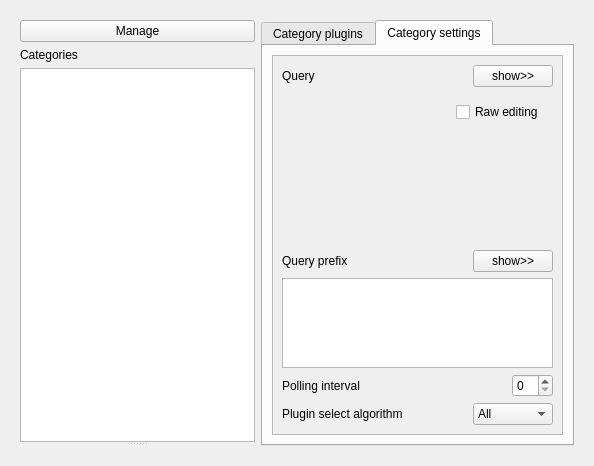
Above: runtime/service/kcm/categoriesPage.ui from KDE/nepomuk-web-extractor before the change. Below: the same form after it.
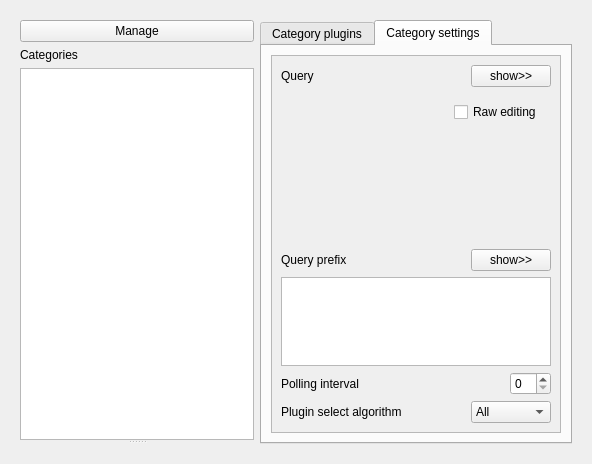
That is the form after the change. Custom widgets are drawn as their Qt base class.

The edit to the form file:
```diff
--- a/runtime/service/kcm/categoriesPage.ui
+++ b/runtime/service/kcm/categoriesPage.ui
@@ -6,8 +6,8 @@
    <rect>
     <x>0</x>
     <y>0</y>
-    <width>594</width>
-    <height>466</height>
+    <width>592</width>
+    <height>464</height>
    </rect>
   </property>
   <property name="windowTitle">
@@ -82,8 +82,8 @@
                <rect>
                 <x>0</x>
                 <y>0</y>
-                <width>402</width>
-                <height>383</height>
+                <width>300</width>
+                <height>397</height>
                </rect>
               </property>
               <layout class="QVBoxLayout" name="verticalLayout_7">
@@ -149,7 +149,7 @@
                       <widget class="QWidget" name="page">
                        <layout class="QVBoxLayout" name="verticalLayout_4">
                         <item>
-                         <widget class="Nepomuk::Query::QueryBuilderWidget" name="queryBuilder"/>
+                         <widget class="Nepomuk::Utils::SearchWidget" name="queryBuilder" native="true"/>
                         </item>
                        </layout>
                       </widget>
@@ -407,12 +407,7 @@
    <header>ktextedit.h</header>
   </customwidget>
   <customwidget>
-   <class>Nepomuk::Query::QueryBuilderWidget</class>
-   <extends>Nepomuk::Query::SearchWidget</extends>
-   <header>nepomuk/querybuilderwidget.h</header>
-  </customwidget>
-  <customwidget>
-   <class>Nepomuk::Query::SearchWidget</class>
+   <class>Nepomuk::Utils::SearchWidget</class>
    <extends>QWidget</extends>
    <header>nepomuk/searchwidget.h</header>
   </customwidget>
```
Left out of the diff: 2 changed lines with no effect on the pictures.
